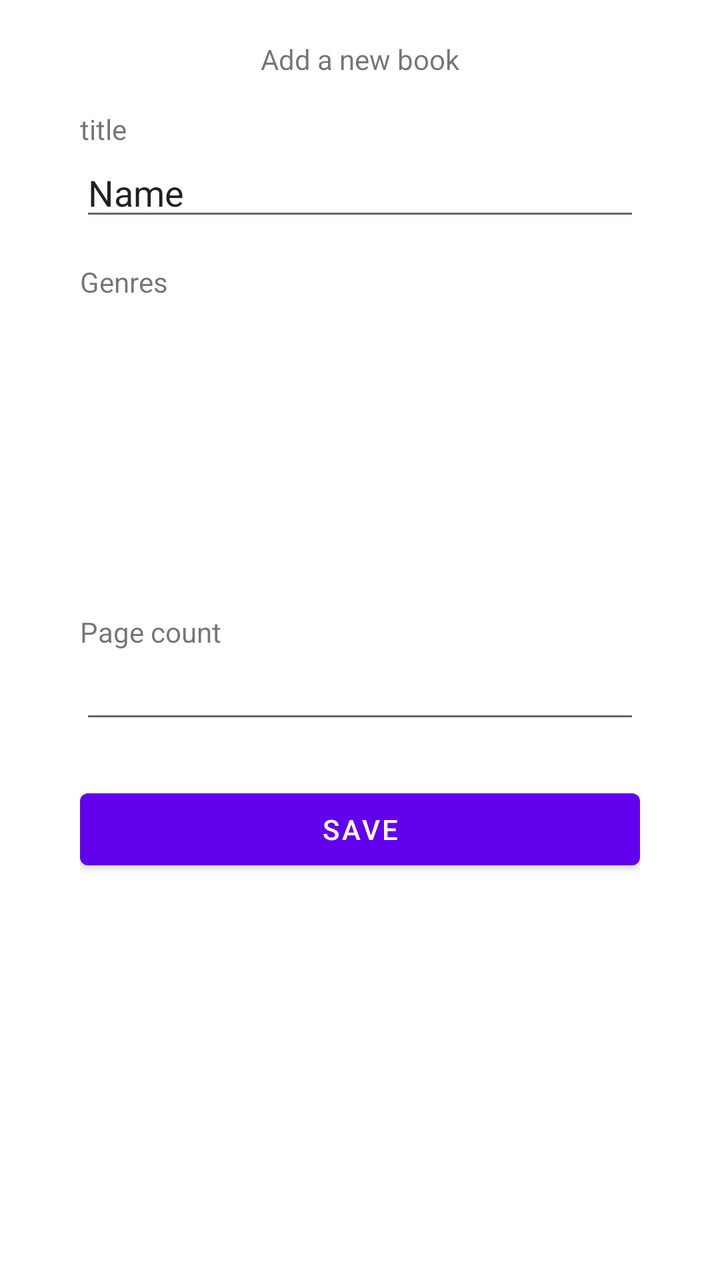
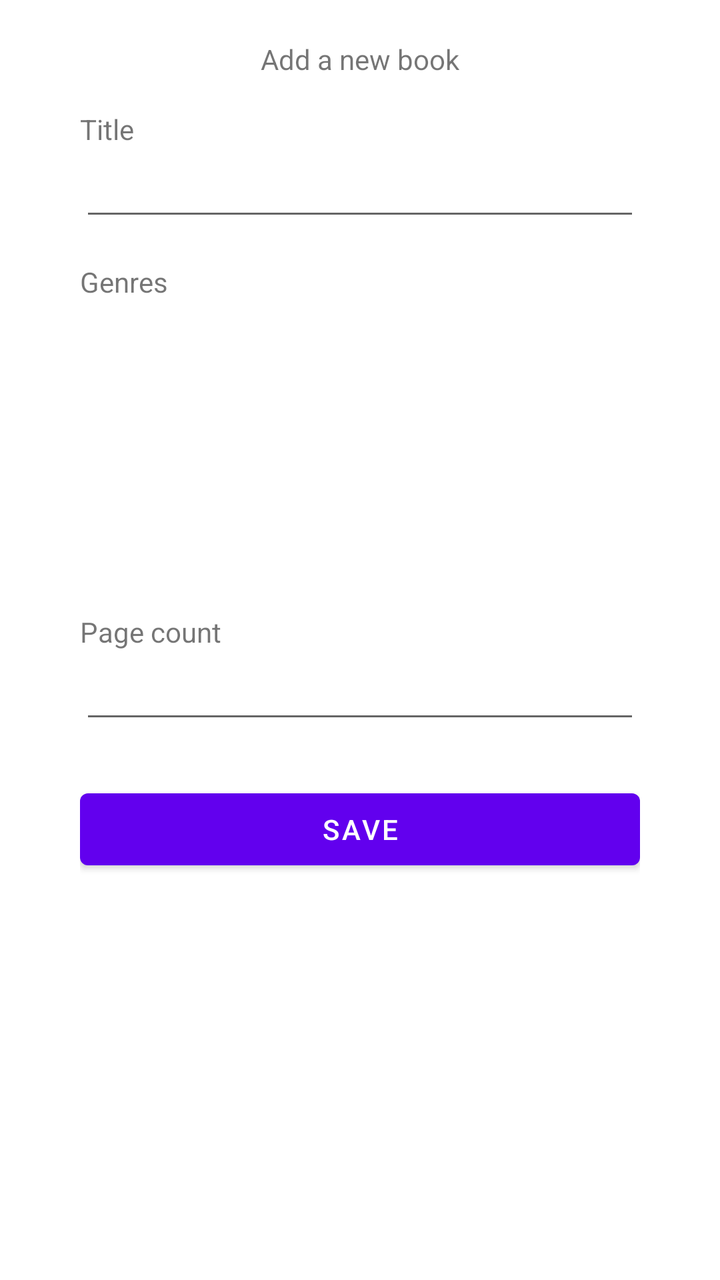

Compare the two renders of this Android layout. The source of the first and the diff that turns it into the second are given below.
<!-- AndroidManifest.xml: application theme Theme.KirjaSovellus -->
<!-- res/layout/fragment_add_book.xml -->
<?xml version="1.0" encoding="utf-8"?>
<ScrollView xmlns:android="http://schemas.android.com/apk/res/android"
    xmlns:app="http://schemas.android.com/apk/res-auto"
    xmlns:tools="http://schemas.android.com/tools"
    android:layout_width="match_parent"
    android:layout_height="wrap_content">

    <androidx.constraintlayout.widget.ConstraintLayout
        android:id="@+id/addBookContainer"
        android:layout_width="match_parent"
        android:layout_height="match_parent"
        android:paddingHorizontal="40dp"
        android:paddingVertical="20dp"
        tools:context=".tabBooks.AddBookFragment">

        <TextView
            android:id="@+id/textView6"
            android:layout_width="wrap_content"
            android:layout_height="wrap_content"
            android:text="Add a new book"
            app:layout_constraintEnd_toEndOf="parent"
            app:layout_constraintStart_toStartOf="parent"
            app:layout_constraintTop_toTopOf="parent" />

        <TextView
            android:id="@+id/textView"
            android:layout_width="wrap_content"
            android:layout_height="wrap_content"
            android:layout_marginTop="16dp"
            android:text="title"
            app:layout_constraintStart_toStartOf="parent"
            app:layout_constraintTop_toBottomOf="@+id/textView6" />

        <EditText
            android:id="@+id/etBookTitle"
            android:layout_width="0dp"
            android:layout_height="wrap_content"
            android:ems="10"
            android:inputType="textPersonName"
            android:text="Name"
            app:layout_constraintEnd_toEndOf="parent"
            app:layout_constraintStart_toStartOf="@+id/textView"
            app:layout_constraintTop_toBottomOf="@+id/textView" />

        <TextView
            android:id="@+id/textView3"
            android:layout_width="wrap_content"
            android:layout_height="wrap_content"
            android:layout_marginTop="16dp"
            android:text="Genres"
            app:layout_constraintStart_toStartOf="@+id/etBookTitle"
            app:layout_constraintTop_toBottomOf="@+id/etBookTitle" />

        <androidx.recyclerview.widget.RecyclerView
            android:id="@+id/rvGenreList"
            android:layout_width="0dp"
            android:layout_height="140dp"
            app:layout_constraintEnd_toEndOf="@+id/etBookTitle"
            app:layout_constraintStart_toStartOf="@+id/textView3"
            app:layout_constraintTop_toBottomOf="@+id/textView3" />

        <TextView
            android:id="@+id/textView5"
            android:layout_width="wrap_content"
            android:layout_height="wrap_content"
            android:layout_marginTop="16dp"
            android:text="Page count"
            app:layout_constraintStart_toStartOf="@+id/rvGenreList"
            app:layout_constraintTop_toBottomOf="@+id/rvGenreList" />

        <EditText
            android:id="@+id/etPageCount"
            android:layout_width="0dp"
            android:layout_height="wrap_content"
            android:ems="10"
            android:inputType="number"
            app:layout_constraintEnd_toEndOf="parent"
            app:layout_constraintStart_toStartOf="@+id/textView5"
            app:layout_constraintTop_toBottomOf="@+id/textView5" />

        <Button
            android:id="@+id/btnSaveBook"
            android:layout_width="0dp"
            android:layout_height="wrap_content"
            android:layout_marginTop="24dp"
            android:text="Save"
            app:layout_constraintEnd_toEndOf="@+id/etPageCount"
            app:layout_constraintStart_toStartOf="@+id/etPageCount"
            app:layout_constraintTop_toBottomOf="@+id/etPageCount" />

        <TextView
            android:id="@+id/tvErrorMsg"
            android:layout_width="wrap_content"
            android:layout_height="wrap_content"
            android:textColor="#FF0000"
            app:layout_constraintEnd_toEndOf="@+id/btnSaveBook"
            app:layout_constraintStart_toStartOf="@+id/btnSaveBook"
            app:layout_constraintTop_toBottomOf="@+id/btnSaveBook" />


    </androidx.constraintlayout.widget.ConstraintLayout>
</ScrollView>
<!-- resources referenced by this layout -->
<resources>
  <style name="Theme.KirjaSovellus" parent="Theme.MaterialComponents.DayNight.DarkActionBar">
          
          <item name="colorPrimary">@color/purple_500</item>
          <item name="colorPrimaryVariant">@color/purple_700</item>
          <item name="colorOnPrimary">@color/white</item>
          
          <item name="colorSecondary">@color/teal_200</item>
          <item name="colorSecondaryVariant">@color/teal_700</item>
          <item name="colorOnSecondary">@color/black</item>
          
          <item name="android:statusBarColor" tools:targetApi="l">?attr/colorPrimaryVariant</item>
          
          <item name="windowNoTitle">true</item>
          <item name="windowActionBar">false</item>
      </style>
  <color name="purple_500">#FF6200EE</color>
  <color name="purple_700">#FF3700B3</color>
  <color name="white">#FFFFFFFF</color>
  <color name="teal_200">#FF03DAC5</color>
  <color name="teal_700">#FF018786</color>
  <color name="black">#FF000000</color>
</resources>

<!-- the commit's change to res/layout/fragment_add_book.xml (unified diff, before → after) -->
@@ -17,7 +17,7 @@
             android:id="@+id/textView6"
             android:layout_width="wrap_content"
             android:layout_height="wrap_content"
-            android:text="Add a new book"
+            android:text="@string/add_book_header"
             app:layout_constraintEnd_toEndOf="parent"
             app:layout_constraintStart_toStartOf="parent"
             app:layout_constraintTop_toTopOf="parent" />
@@ -27,7 +27,7 @@
             android:layout_width="wrap_content"
             android:layout_height="wrap_content"
             android:layout_marginTop="16dp"
-            android:text="title"
+            android:text="@string/add_book_title"
             app:layout_constraintStart_toStartOf="parent"
             app:layout_constraintTop_toBottomOf="@+id/textView6" />
 
@@ -37,7 +37,6 @@
             android:layout_height="wrap_content"
             android:ems="10"
             android:inputType="textPersonName"
-            android:text="Name"
             app:layout_constraintEnd_toEndOf="parent"
             app:layout_constraintStart_toStartOf="@+id/textView"
             app:layout_constraintTop_toBottomOf="@+id/textView" />
@@ -47,7 +46,7 @@
             android:layout_width="wrap_content"
             android:layout_height="wrap_content"
             android:layout_marginTop="16dp"
-            android:text="Genres"
+            android:text="@string/add_book_genres"
             app:layout_constraintStart_toStartOf="@+id/etBookTitle"
             app:layout_constraintTop_toBottomOf="@+id/etBookTitle" />
 
@@ -64,7 +63,7 @@
             android:layout_width="wrap_content"
             android:layout_height="wrap_content"
             android:layout_marginTop="16dp"
-            android:text="Page count"
+            android:text="@string/add_book_page_count"
             app:layout_constraintStart_toStartOf="@+id/rvGenreList"
             app:layout_constraintTop_toBottomOf="@+id/rvGenreList" />
 
@@ -83,7 +82,7 @@
             android:layout_width="0dp"
             android:layout_height="wrap_content"
             android:layout_marginTop="24dp"
-            android:text="Save"
+            android:text="@string/save"
             app:layout_constraintEnd_toEndOf="@+id/etPageCount"
             app:layout_constraintStart_toStartOf="@+id/etPageCount"
             app:layout_constraintTop_toBottomOf="@+id/etPageCount" />
<!-- resource entries referenced after the edit -->
@@ -1,5 +1,12 @@
 <!-- resources referenced by this layout -->
 <resources>
+  <string name="add_book_genres">Genres</string>
+  <string name="add_book_header">Add a new book</string>
+  <string name="add_book_page_count">Page count</string>
+  
+      //Add genre
+  <string name="add_book_title">Title</string>
+  <string name="save">Save</string>
   <style name="Theme.KirjaSovellus" parent="Theme.MaterialComponents.DayNight.DarkActionBar">
           
           <item name="colorPrimary">@color/purple_500</item>
